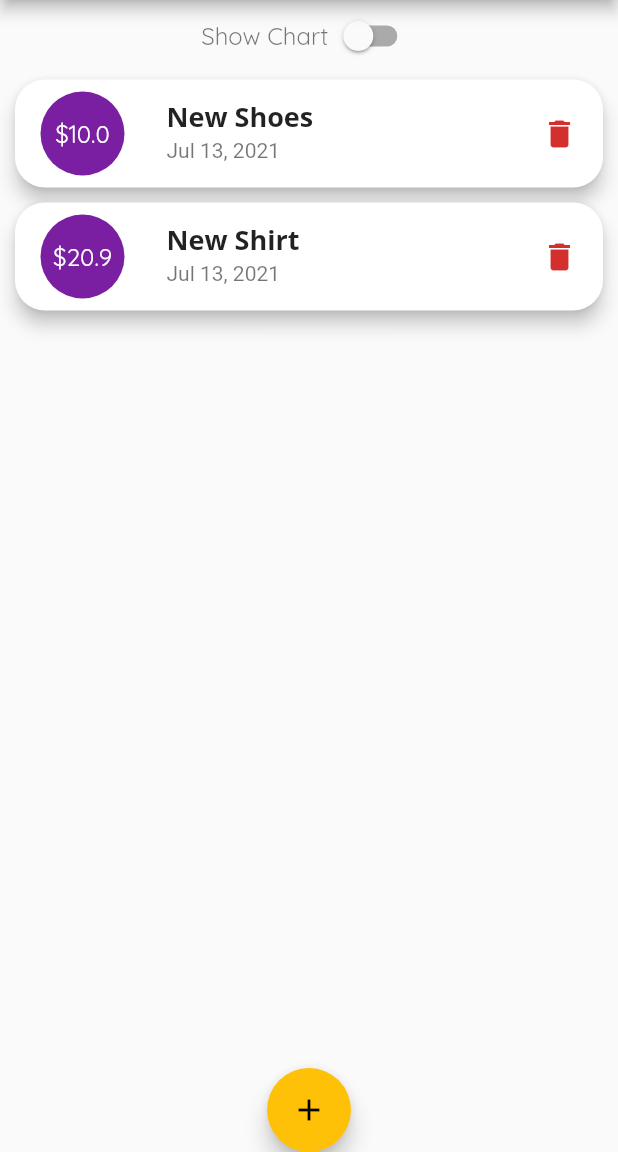
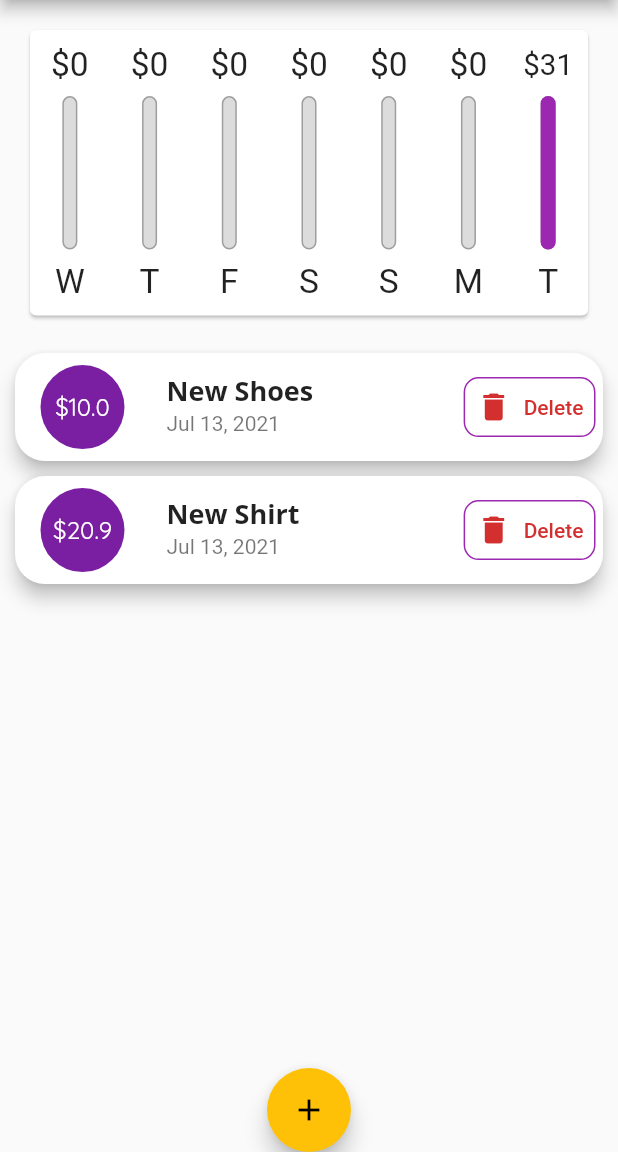
Before and after one commit to usamaTheFirst/expense-tracker-flutter, a Flutter app: the screen it shows after launch, on a phone screen of 412 x 824 dp, the part 84-1236 px from its top. Run offline on Flutter 3.47's test engine with Material 2 defaults, Android fonts, the phone set to English and light mode, and no system bars.

Commit message:
added support for IOS

```diff
--- a/lib/main.dart
+++ b/lib/main.dart
@@ -1,16 +1,17 @@
 import 'package:expense_tracker/widgets/chart.dart';
 import 'package:expense_tracker/widgets/new_transaction.dart';
 import 'package:expense_tracker/widgets/transaction_list.dart';
+import 'package:flutter/cupertino.dart';
 import 'package:flutter/material.dart';
-import 'package:flutter/services.dart';
 import 'package:flutter/widgets.dart';
+import 'dart:io' show Platform;
 
 import 'models/transaction.dart';
 
 void main() {
-  WidgetsFlutterBinding.ensureInitialized();
-  SystemChrome.setPreferredOrientations(
-      [DeviceOrientation.portraitUp, DeviceOrientation.portraitDown]);
+  // WidgetsFlutterBinding.ensureInitialized();
+  // SystemChrome.setPreferredOrientations(
+  //     [DeviceOrientation.portraitUp, DeviceOrientation.portraitDown]);
   runApp(MyApp());
 }
 
@@ -86,6 +87,7 @@ class _MyHomePageState extends State<MyHomePage> {
 
   startAddNewTransaction(BuildContext ctx) {
     showModalBottomSheet(
+        isScrollControlled: true,
         context: ctx,
         builder: (bCtx) {
           return SingleChildScrollView(
@@ -98,7 +100,30 @@ class _MyHomePageState extends State<MyHomePage> {
 
   @override
   Widget build(BuildContext context) {
-    final apppBar = AppBar(
+    final isLandscape =
+        MediaQuery.of(context).orientation == Orientation.landscape;
+
+    final PreferredSizeWidget apppBar = Platform.isIOS
+        ? CupertinoNavigationBar(
+            // backgroundColor: Theme.of(context).primaryColor,
+            middle: Text(
+              'Personal Expenses',
+              // style: TextStyle(color: Colors.black54),
+            ),
+            trailing: Row(
+              mainAxisSize: MainAxisSize.min,
+              children: [
+                CupertinoButton(
+                  child: Icon(
+                    Icons.add,
+                    // color: Colors.white,
+                  ),
+                  onPressed: () => startAddNewTransaction(context),
+                )
+              ],
+            ),
+          )
+        : AppBar(
             title: Text('Personal Expenses'),
             actions: [
               IconButton(
@@ -110,22 +135,42 @@ class _MyHomePageState extends State<MyHomePage> {
               )
             ],
           );
-    return Scaffold(
-      appBar: apppBar,
-      body: SafeArea(
+    var listWidget = Container(
+      height: (MediaQuery.of(context).size.height -
+              apppBar.preferredSize.height -
+              MediaQuery.of(context).padding.top) *
+          0.7,
+      child: TransactionList(
+        transactions: transactions,
+        deletor: deletor,
+      ),
+    );
+    var _body = SafeArea(
       child: SingleChildScrollView(
         child: Column(
           // crossAxisAlignment: CrossAxisAlignment.stretch,
           mainAxisAlignment: MainAxisAlignment.start,
           children: [
+            if (isLandscape)
               Row(
                 mainAxisAlignment: MainAxisAlignment.center,
                 children: [
                   Text(
                     'Show Chart',
-                    style: Theme.of(context).textTheme.subtitle1,
+                    style: Theme.of(context).textTheme.headline6,
+                    // style: Theme.of(context).textTheme.subtitle1,
                   ),
+                  if (Platform.isAndroid)
                     Switch(
+                        value: showChart,
+                        onChanged: (value) {
+                          setState(() {
+                            showChart = value;
+                          });
+                        }),
+                  if (Platform.isIOS)
+                    CupertinoSwitch(
+                        activeColor: Theme.of(context).primaryColor,
                         value: showChart,
                         onChanged: (value) {
                           setState(() {
@@ -134,34 +179,43 @@ class _MyHomePageState extends State<MyHomePage> {
                         })
                 ],
               ),
+            if (!isLandscape)
+              Container(
+                  height: (MediaQuery.of(context).size.height -
+                          apppBar.preferredSize.height -
+                          MediaQuery.of(context).padding.top) *
+                      0.3,
+                  child: Chart(transaction: recentTransaction)),
+            if (!isLandscape) listWidget,
+            if (isLandscape)
               showChart
                   ? Container(
                       height: (MediaQuery.of(context).size.height -
                               apppBar.preferredSize.height -
                               MediaQuery.of(context).padding.top) *
-                          0.3,
+                          0.7,
                       child: Chart(transaction: recentTransaction))
-                  : Container(
-                      height: (MediaQuery.of(context).size.height -
-                              apppBar.preferredSize.height -
-                              MediaQuery.of(context).padding.top) *
-                          0.7,
-                      child: TransactionList(
-                        transactions: transactions,
-                        deletor: deletor,
-                      ),
-                    ),
+                  : listWidget
           ],
         ),
       ),
-      ),
+    );
+    return Platform.isIOS
+        ? CupertinoPageScaffold(
+            child: _body,
+            navigationBar: apppBar,
+          )
+        : Scaffold(
+            appBar: apppBar,
+            body: _body,
 
             // This trailing comma makes auto-formatting nicer for build methods.
             floatingActionButton: FloatingActionButton(
               onPressed: () => startAddNewTransaction(context),
               child: Icon(Icons.add),
             ),
-      floatingActionButtonLocation: FloatingActionButtonLocation.centerDocked,
+            floatingActionButtonLocation:
+                FloatingActionButtonLocation.centerDocked,
           );
   }
 }
--- a/lib/widgets/new_transaction.dart
+++ b/lib/widgets/new_transaction.dart
@@ -19,7 +19,7 @@ class _NewTransactionState extends State<NewTransaction> {
   @override
   Widget build(BuildContext context) {
     return Container(
-      padding: EdgeInsets.all(5),
+      padding: EdgeInsets.only(top: 10, left: 10, right: 10),
       child: Column(
         crossAxisAlignment: CrossAxisAlignment.end,
         children: [
--- a/lib/widgets/transaction_list.dart
+++ b/lib/widgets/transaction_list.dart
@@ -58,15 +58,39 @@ class TransactionList extends StatelessWidget {
                   ),
                   subtitle:
                       Text(DateFormat.yMMMd().format(transactions[index].date)),
-                  trailing: IconButton(
+                  trailing: MediaQuery.of(context).size.width > 360
+                      ? TextButton.icon(
+                          onPressed: () {
+                            ScaffoldMessenger.of(context).showSnackBar(SnackBar(
+                                content: Text(
+                                    '${transactions[index].title} deleted')));
+                            deletor(index);
+                          },
+                          icon: Icon(
+                            Icons.delete,
+                            color: Theme.of(context).errorColor,
+                          ),
+                          label: Text(
+                            'Delete',
+                            style:
+                                TextStyle(color: Theme.of(context).errorColor),
+                          ),
+                          style: TextButton.styleFrom(
+                              side: BorderSide(
+                                  color: Theme.of(context).primaryColor),
+                              shape: RoundedRectangleBorder(
+                                  borderRadius:
+                                      BorderRadius.all(Radius.circular(10)))),
+                        )
+                      : IconButton(
                           icon: Icon(
                             Icons.delete,
                             color: Theme.of(context).errorColor,
                           ),
                           onPressed: () {
                             ScaffoldMessenger.of(context).showSnackBar(SnackBar(
-                          content:
-                              Text('${transactions[index].title} deleted')));
+                                content: Text(
+                                    '${transactions[index].title} deleted')));
                             deletor(index);
                           },
                         ),
```
Lines whose indentation alone changed are shown as unchanged.
